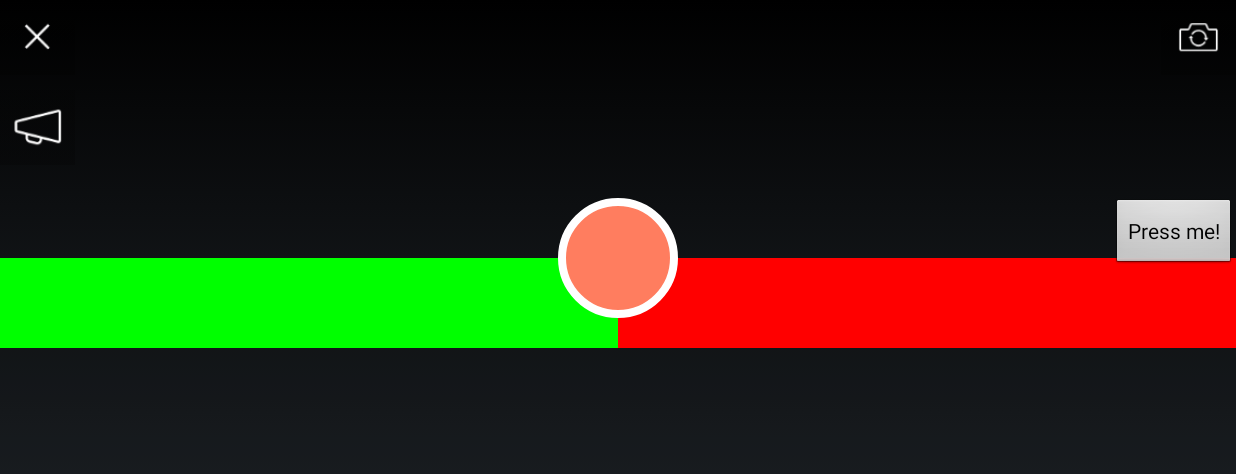
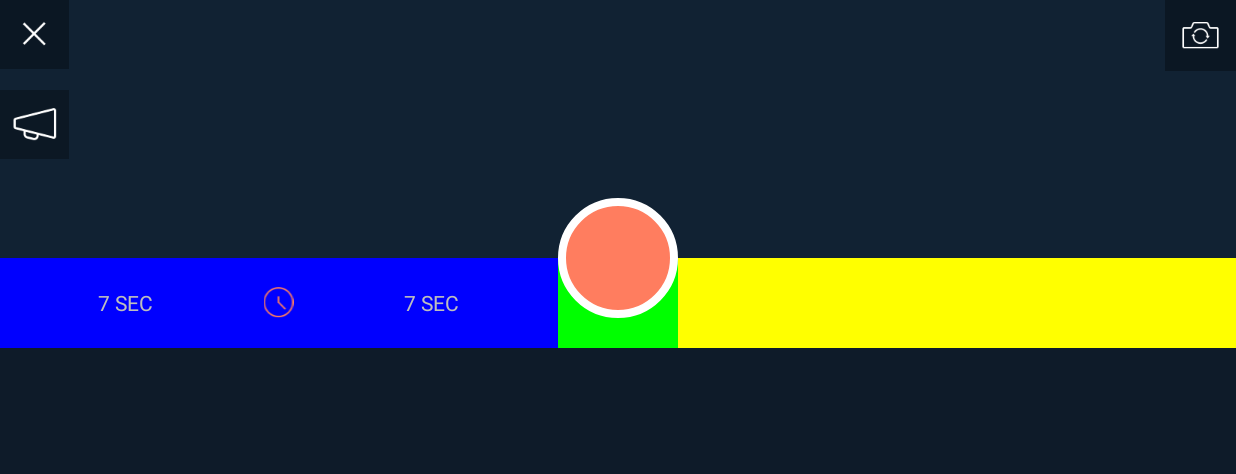
Before and after one commit to nirch/homage-android, an Android app: the RecorderActivity screen opened directly, with no data from a screen before it, on a phone screen of 824 x 412 dp (held sideways). Shown: the top 474 px of the screen. Run offline under Robolectric (Android 15) with nearby library versions, the phone set to English and light mode, and no system bars; libraries missing offline, so code that uses them is left out: com.androidquery; 3 statements that could not run were skipped.

Commit message:
Android layout nonsense solved.

```diff
--- a/app/src/main/res/layout-land/activity_recorder.xml
+++ b/app/src/main/res/layout-land/activity_recorder.xml
@@ -4,6 +4,7 @@
     android:layout_width="match_parent"
     android:layout_height="match_parent"
     android:theme="@android:style/Theme.NoTitleBar.Fullscreen"
+    android:background="@color/test_bg"
     tools:context=".RecorderActivity">
 
     <ImageView
@@ -42,24 +43,74 @@
         <LinearLayout
             android:layout_width="fill_parent"
             android:layout_height="60dp"
-            android:background="@color/test_blue"
             android:layout_alignParentTop="true"
             android:layout_marginTop="40dp"
             android:id="@+id/recorderShortDetailsContainer"
-            android:orientation="horizontal"
+            android:background="@color/test_blue"
+            android:weightSum="2"
             >
+
+            <LinearLayout
+                android:layout_width="0dp"
+                android:layout_height="fill_parent"
+                android:layout_weight="1"
+                android:weightSum="1"
+                android:paddingLeft="0dp"
+                android:paddingRight="0dp"
+                >
+                <LinearLayout
+                    android:layout_width="0dp"
+                    android:layout_height="fill_parent"
+                    android:layout_weight="0.45"
+                    >
+                    <TextView
+                        android:layout_width="fill_parent"
+                        android:layout_height="wrap_content"
+                        android:layout_gravity="center"
+                        android:gravity="center"
+                        android:text="7 SEC"
+                        />
+                </LinearLayout>
+                <LinearLayout
+                    android:layout_width="0dp"
+                    android:layout_height="fill_parent"
+                    android:layout_weight="0.1"
+                    >
+                    <ImageView
+                        android:layout_width="fill_parent"
+                        android:layout_height="wrap_content"
+                        android:src="@drawable/icon_small_clock"
+                        android:layout_margin="0dp"
+                        android:layout_gravity="center"
+                        />
+                </LinearLayout>
+                <LinearLayout
+                    android:layout_width="0dp"
+                    android:layout_height="fill_parent"
+                    android:layout_weight="0.45"
+                    >
+                    <TextView
+                        android:layout_width="fill_parent"
+                        android:layout_height="wrap_content"
+                        android:layout_gravity="center"
+                        android:gravity="center"
+                        android:text="7 SEC"
+                        />
+                </LinearLayout>
+            </LinearLayout>
+
+            <LinearLayout
+                android:layout_width="80dp"
+                android:layout_height="fill_parent"
+                android:background="@color/test_green"
+                >
+            </LinearLayout>
+
             <LinearLayout
                 android:layout_width="wrap_content"
                 android:layout_height="fill_parent"
-                android:background="@color/test_green"
-                android:layout_weight="0.5"
-                >
-            </LinearLayout>
-            <LinearLayout
-                android:layout_width="wrap_content"
-                android:layout_height="fill_parent"
-                android:background="@color/test_red"
-                android:layout_weight="0.5"
+                android:background="@color/test_yellow"
+                android:layout_weight="1"
                 >
             </LinearLayout>
         </LinearLayout>
@@ -74,16 +125,6 @@
             />
 
 
-
-        <Button
-            android:layout_width="wrap_content"
-            android:layout_height="wrap_content"
-            android:layout_alignParentTop="true"
-            android:layout_alignParentEnd="true"
-            android:text="Press me!"
-            android:id="@+id/recorderTestButton"
-            />
-
     </RelativeLayout>
 
 
@@ -93,7 +134,8 @@
         android:layout_alignParentTop="true"
         android:layout_alignParentStart="true"
         android:src="@drawable/icon_close"
-        />
+        android:layout_width="wrap_content"
+        android:layout_height="wrap_content" />
 
     <ImageButton
         style="@style/HomageRecorderOnTopButton"
@@ -101,13 +143,15 @@
         android:layout_alignParentStart="true"
         android:layout_marginTop="60dp"
         android:src="@drawable/icon_scene_description_bw"
-        />
+        android:layout_width="wrap_content"
+        android:layout_height="wrap_content" />
 
     <ImageButton
         style="@style/HomageRecorderOnTopButton"
         android:layout_alignParentTop="true"
         android:layout_alignParentEnd="true"
         android:src="@drawable/icon_camera_flip"
-        />
+        android:layout_width="wrap_content"
+        android:layout_height="wrap_content" />
 
 </RelativeLayout>
--- a/app/src/main/res/values/colors.xml
+++ b/app/src/main/res/values/colors.xml
@@ -17,6 +17,7 @@
     <color name="test_red">#FF0000</color>
     <color name="test_green">#00FF00</color>
     <color name="test_blue">#0000FF</color>
+    <color name="test_yellow">#FFFF00</color>
+    <color name="test_bg">#112233</color>
 
-    <integer name="gaga">435</integer>
 </resources>
```
Also changed, not shown: app/src/main/java/com/homage/app/Recorder/RecorderActivity.java (+122 -27 lines), app/src/main/res/drawable-xhdpi/icon_small_clock.png (added).
